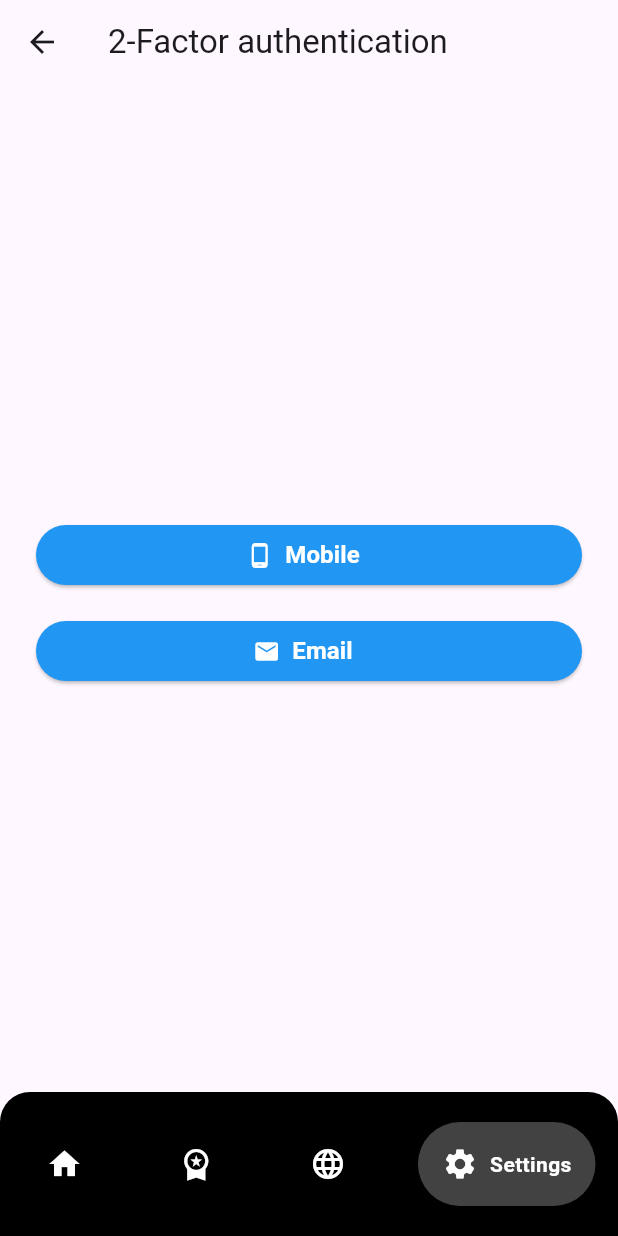
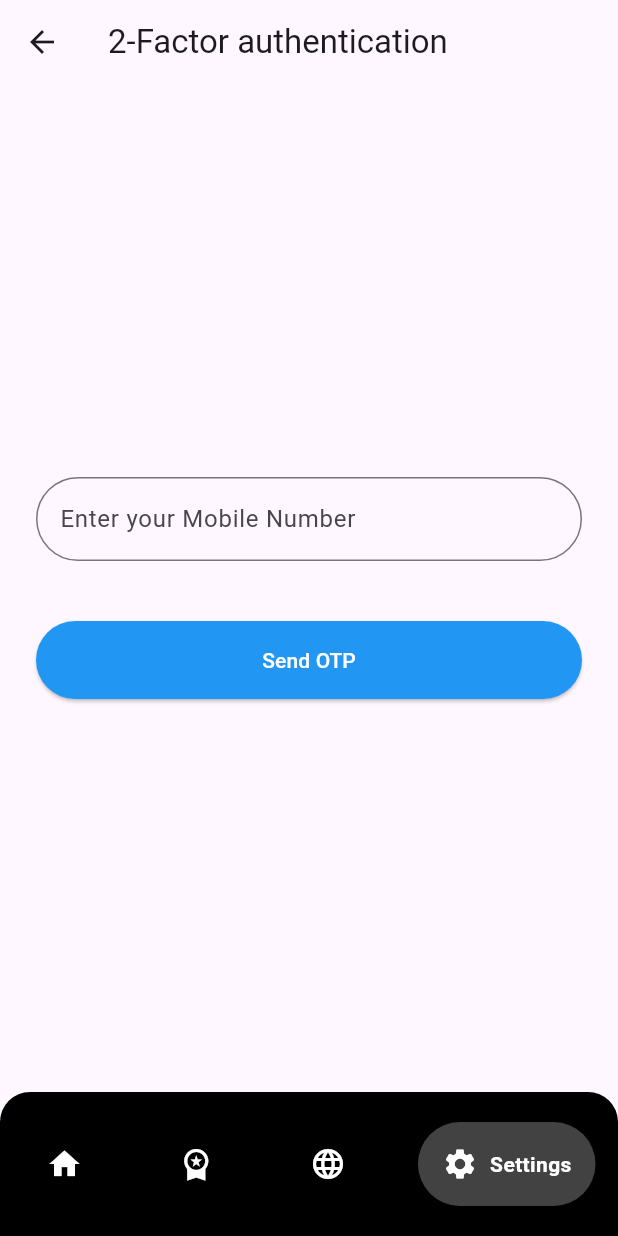
Before and after one commit to AdithyaSean/next-step-flutter, a Flutter app: the screen it shows after launch, on a phone screen of 412 x 824 dp. Run offline on Flutter 3.47's test engine with Material 3 defaults, Android fonts, the phone set to English and light mode, and no system bars; drawn by our look-alikes of google_nav_bar.

Commit message:
create two_factor_mobile.dart UI

```diff
--- a/lib/main.dart
+++ b/lib/main.dart
@@ -9,7 +9,8 @@ import 'package:flutter/material.dart';
 //import 'package:next_step/set_change_password.dart';
 //import 'package:next_step/nav_bar.dart';
 //import 'package:next_step/set_language_selection.dart';
-import 'package:next_step/two_factor.dart';
+//import 'package:next_step/two_factor.dart';
+import 'package:next_step/two_factor_mobile.dart';
 
 
 void main() {
@@ -26,7 +27,7 @@ class MyApp extends StatelessWidget {
       theme: ThemeData(
         primarySwatch: Colors.blue,
       ),
-      home: const TwoFactorAuthScreen(), // Use the imported widget
+      home: const TwoFactorAuthScreenMobile(), // Use the imported widget
     );
   }
 }
--- /dev/null
+++ b/lib/two_factor_mobile.dart
@@ -0,0 +1,95 @@
+import 'package:flutter/material.dart';
+import 'package:next_step/nav_bar.dart';
+
+class TwoFactorAuthScreenMobile extends StatefulWidget {
+  const TwoFactorAuthScreenMobile({Key? key}) : super(key: key);
+
+  @override
+  _TwoFactorAuthScreenState createState() => _TwoFactorAuthScreenState();
+}
+
+class _TwoFactorAuthScreenState extends State<TwoFactorAuthScreenMobile> {
+  final TextEditingController _mobileController = TextEditingController();
+  final TextEditingController _otpController = TextEditingController();
+  bool _otpSent = false;
+
+  @override
+  Widget build(BuildContext context) {
+    return Scaffold(
+      appBar: AppBar(
+        leading: IconButton(
+          icon: const Icon(Icons.arrow_back),
+          onPressed: () => Navigator.pop(context),
+        ),
+        title: const Text('2-Factor authentication'),
+      ),
+      body: LayoutBuilder(
+        builder: (context, constraints) {
+          double formWidth = constraints.maxWidth;
+          if (constraints.maxWidth > 600) {
+            formWidth = constraints.maxWidth * 0.5;
+          }
+          if (constraints.maxWidth > 1200) {
+            formWidth = constraints.maxWidth * 0.3;
+          }
+
+          return Center(
+            child: SingleChildScrollView(
+              child: Container(
+                width: formWidth,
+                padding: const EdgeInsets.all(24.0),
+                child: Column(
+                  crossAxisAlignment: CrossAxisAlignment.stretch,
+                  children: [
+                    TextField(
+                      controller: _mobileController,
+                      decoration: InputDecoration(
+                        labelText: 'Enter your Mobile Number',
+                        border: OutlineInputBorder(
+                          borderRadius: BorderRadius.circular(30),
+                        ),
+                        prefixText: _otpSent ? '+94 ' : null,
+                      ),
+                      keyboardType: TextInputType.phone,
+                      enabled: !_otpSent,
+                    ),
+                    const SizedBox(height: 16),
+                    if (_otpSent)
+                      TextField(
+                        controller: _otpController,
+                        decoration: InputDecoration(
+                          labelText: 'OTP',
+                          border: OutlineInputBorder(
+                            borderRadius: BorderRadius.circular(30),
+                          ),
+                        ),
+                        keyboardType: TextInputType.number,
+                      ),
+                    const SizedBox(height: 24),
+                    ElevatedButton(
+                      onPressed: () {
+                        setState(() {
+                          _otpSent = !_otpSent;
+                        });
+                      },
+                      child: Text(_otpSent ? 'Verify OTP' : 'Send OTP'),
+                      style: ElevatedButton.styleFrom(
+                        backgroundColor: Colors.blue,
+                        foregroundColor: Colors.white,
+                        padding: const EdgeInsets.symmetric(vertical: 16),
+                        shape: RoundedRectangleBorder(
+                          borderRadius: BorderRadius.circular(30),
+                        ),
+                      ),
+                    ),
+                  ],
+                ),
+              ),
+            ),
+          );
+        },
+      ),
+      bottomNavigationBar: const BottomNavContainer(selectedIndex: 3),
+    );
+  }
+}
```
